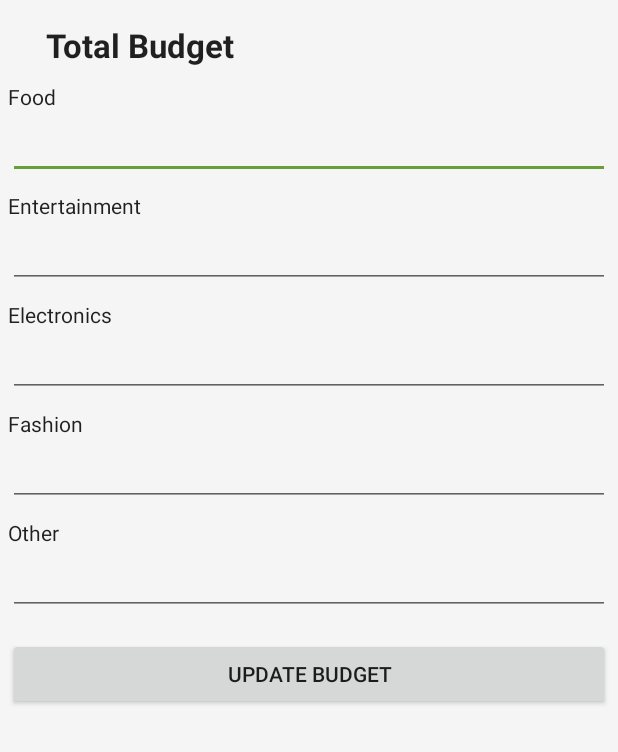
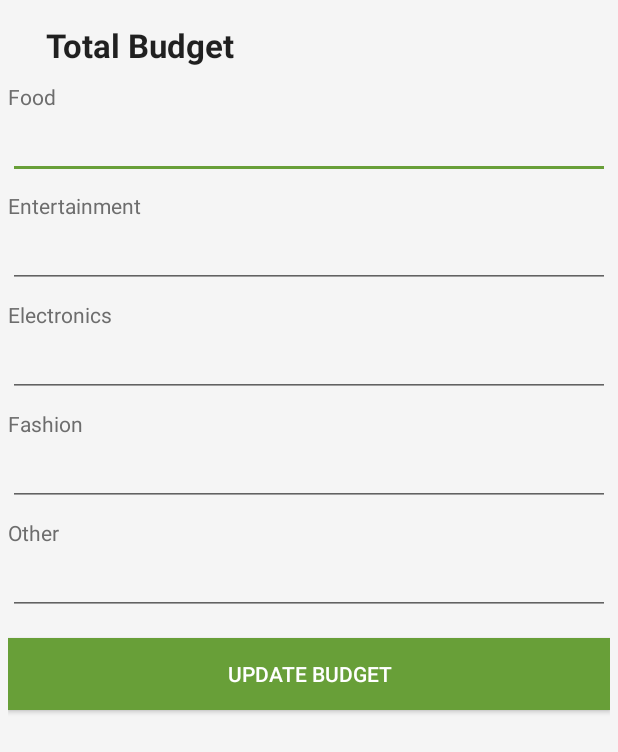
Before and after one commit to muneerahmed94/ISpend, an Android app: the layout fragment_setup_budget.xml on its own in the app's theme, with its tools: preview values and no code run, on a phone screen of 412 x 824 dp. Shown: the top 752 px of the screen. Run offline under Robolectric (Android 15) with nearby library versions, the phone set to English and light mode, and no system bars.

Commit message:
setup budget ui updated to green

```diff
--- a/app/src/main/java/com/rhcloud/httpispend_jntuhceh/ispend/SetupBudgetFragment.java
+++ b/app/src/main/java/com/rhcloud/httpispend_jntuhceh/ispend/SetupBudgetFragment.java
@@ -85,6 +85,8 @@ public class SetupBudgetFragment extends Fragment {
 
         highlightTextViewsOnEditTextFocus();
         onValueChangedEditTexts();
+
+        editTextFood.requestFocus();
 
         return view;
     }
--- a/app/src/main/res/layout/fragment_setup_budget.xml
+++ b/app/src/main/res/layout/fragment_setup_budget.xml
@@ -22,6 +22,7 @@
         android:layout_height="wrap_content"
         android:textAppearance="?android:attr/textAppearance"
         android:text="Food"
+        android:textColor="@color/text_color"
         android:layout_marginTop="10dp"
         android:id="@+id/textViewFood" />
 
@@ -29,6 +30,7 @@
         android:layout_width="match_parent"
         android:layout_height="wrap_content"
         android:id="@+id/editTextFood"
+        android:textColor="@color/text_color"
         android:inputType="number"/>
 
     <TextView
@@ -36,12 +38,14 @@
         android:layout_height="wrap_content"
         android:textAppearance="?android:attr/textAppearance"
         android:text="Entertainment"
+        android:textColor="@color/text_color"
         android:layout_marginTop="8dp"
         android:id="@+id/textViewEntertainment" />
 
     <EditText
         android:layout_width="match_parent"
         android:layout_height="wrap_content"
+        android:textColor="@color/text_color"
         android:id="@+id/editTextEntertainment"
         android:inputType="number"/>
 
@@ -50,18 +54,21 @@
         android:layout_height="wrap_content"
         android:textAppearance="?android:attr/textAppearance"
         android:text="Electronics"
+        android:textColor="@color/text_color"
         android:layout_marginTop="8dp"
         android:id="@+id/textViewElectronics" />
 
     <EditText
         android:layout_width="match_parent"
         android:layout_height="wrap_content"
+        android:textColor="@color/text_color"
         android:id="@+id/editTextElectronics"
         android:inputType="number" />
 
     <TextView
         android:layout_width="wrap_content"
         android:layout_height="wrap_content"
+        android:textColor="@color/text_color"
         android:textAppearance="?android:attr/textAppearance"
         android:text="Fashion"
         android:layout_marginTop="8dp"
@@ -70,12 +77,14 @@
     <EditText
         android:layout_width="match_parent"
         android:layout_height="wrap_content"
+        android:textColor="@color/text_color"
         android:id="@+id/editTextFashion"
         android:inputType="number" />
 
     <TextView
         android:layout_width="wrap_content"
         android:layout_height="wrap_content"
+        android:textColor="@color/text_color"
         android:textAppearance="?android:attr/textAppearance"
         android:text="Other"
         android:layout_marginTop="8dp"
@@ -84,6 +93,7 @@
     <EditText
         android:layout_width="match_parent"
         android:layout_height="wrap_content"
+        android:textColor="@color/text_color"
         android:id="@+id/editTextOther"
         android:inputType="number" />
 
@@ -91,6 +101,8 @@
         android:layout_width="match_parent"
         android:layout_height="wrap_content"
         android:text="Update Budget"
+        android:textColor="@color/white"
+        android:background="@color/colorPrimary"
         android:id="@+id/buttonSetupBudget"
         android:layout_marginTop="15dp" />
 
```
Also changed, not shown: app/src/main/res/drawable/account.png, app/src/main/res/drawable/navigation_drawer_header_background.png.
